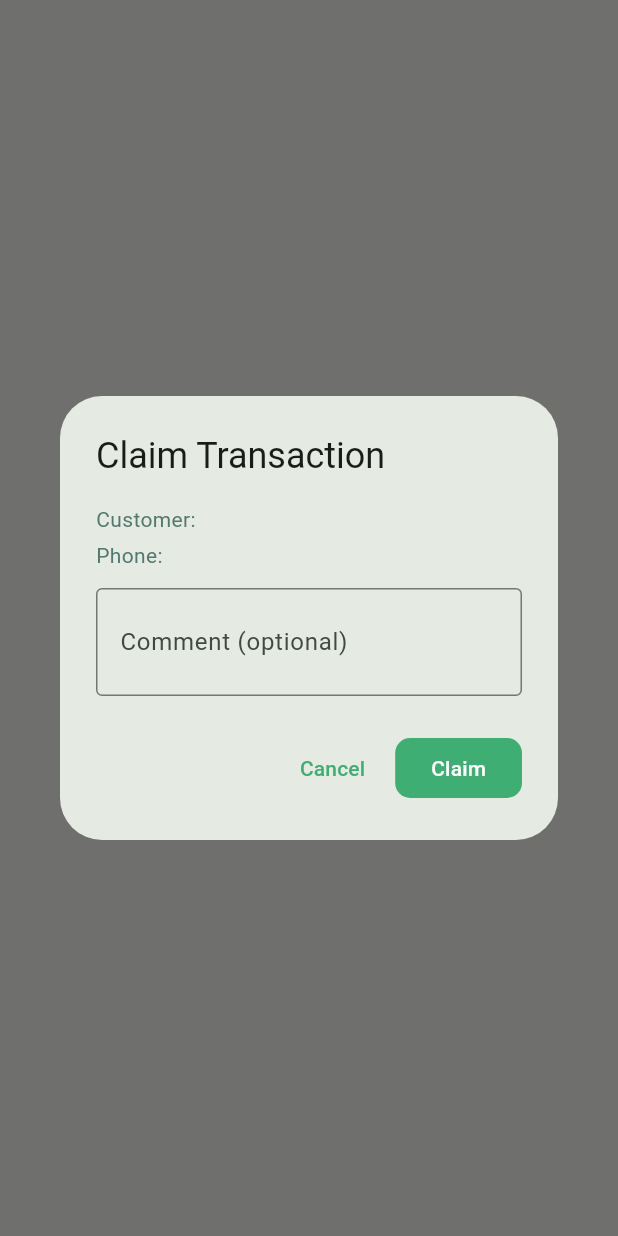
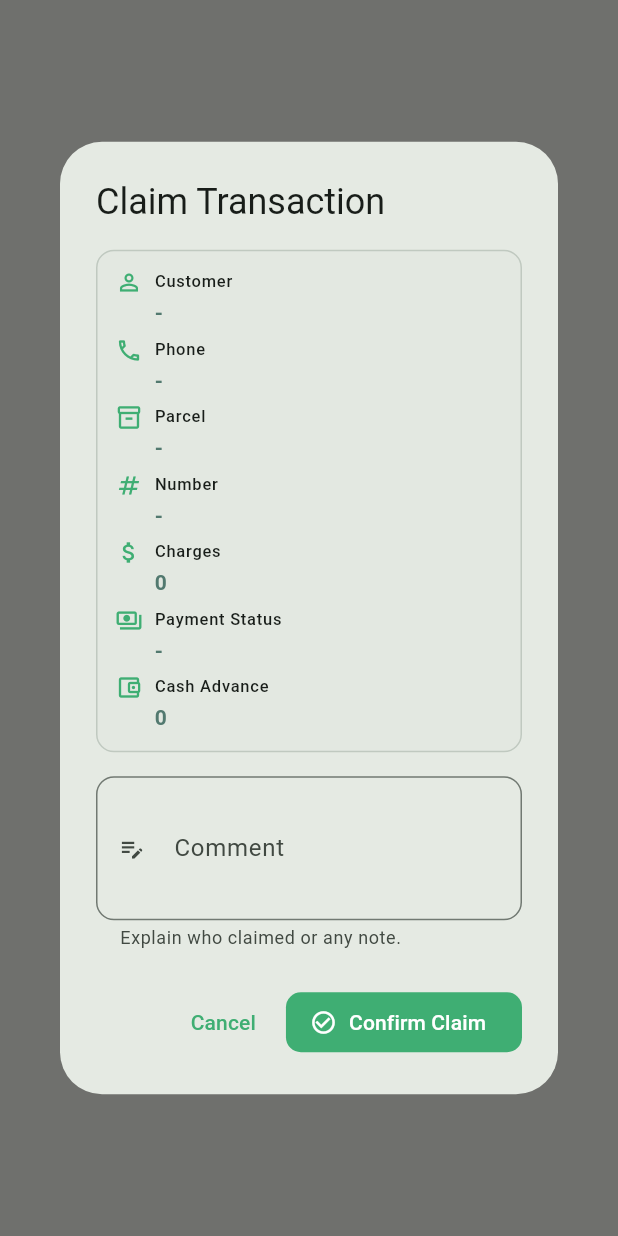
Before and after one commit to n3k00/tkt_pos, a Flutter app: what showClaimTransactionDialog() shows on an empty page, opened directly with empty values, on a phone screen of 412 x 824 dp. Run offline on Flutter 3.47's test engine with Material 3 defaults, Android fonts, the phone set to English and light mode, and no system bars; our stand-ins replace drift, get, get_storage, package_info_plus; missing offline and left inert: file_selector, window_manager; accounts and stored records are empty; generated files the repository leaves out were written again.

Commit message:
add comment dialog and report comment column

```diff
--- a/lib/features/inventory/presentation/dialogs/transaction_dialogs.dart
+++ b/lib/features/inventory/presentation/dialogs/transaction_dialogs.dart
@@ -444,6 +444,7 @@ Future<void> showClaimTransactionDialog(
   DbTransaction t,
 ) async {
   final commentCtrl = TextEditingController();
+  final formKey = GlobalKey<FormState>();
   await showDialog(
     context: context,
     barrierDismissible: false,
@@ -456,25 +457,99 @@ Future<void> showClaimTransactionDialog(
             child: AlertDialog(
               title: const Text('Claim Transaction'),
               content: SizedBox(
-                width: 420,
+                width: 440,
+                child: Form(
+                  key: formKey,
                   child: Column(
                     mainAxisSize: MainAxisSize.min,
                     crossAxisAlignment: CrossAxisAlignment.start,
                     children: [
-                    Text('Customer: ${t.customerName ?? '-'}'),
-                    const SizedBox(height: 4),
-                    Text('Phone: ${t.phone}'),
-                    const SizedBox(height: 12),
+                      Container(
+                        width: double.infinity,
+                        padding: const EdgeInsets.all(12),
+                        decoration: BoxDecoration(
+                          color: Theme.of(ctx)
+                              .colorScheme
+                              .surfaceContainerHighest
+                              .withValues(alpha: 0.4),
+                          borderRadius: BorderRadius.circular(12),
+                          border: Border.all(
+                            color: Theme.of(ctx).colorScheme.outlineVariant,
+                          ),
+                        ),
+                        child: Column(
+                          crossAxisAlignment: CrossAxisAlignment.start,
+                          children: [
+                            _ClaimInfoRow(
+                              icon: Icons.person_outline,
+                              label: 'Customer',
+                              value: t.customerName?.trim().isEmpty ?? true
+                                  ? '-'
+                                  : t.customerName!,
+                            ),
+                            const SizedBox(height: 6),
+                            _ClaimInfoRow(
+                              icon: Icons.phone_outlined,
+                              label: 'Phone',
+                              value: t.phone,
+                            ),
+                            const SizedBox(height: 6),
+                            _ClaimInfoRow(
+                              icon: Icons.inventory_2_outlined,
+                              label: 'Parcel',
+                              value: t.parcelType,
+                            ),
+                            const SizedBox(height: 6),
+                            _ClaimInfoRow(
+                              icon: Icons.numbers,
+                              label: 'Number',
+                              value: t.number,
+                            ),
+                            const SizedBox(height: 6),
+                            _ClaimInfoRow(
+                              icon: Icons.attach_money,
+                              label: 'Charges',
+                              value: Format.money(t.charges),
+                            ),
+                            const SizedBox(height: 6),
+                            _ClaimInfoRow(
+                              icon: Icons.payments_outlined,
+                              label: 'Payment Status',
+                              value: t.paymentStatus,
+                            ),
+                            const SizedBox(height: 6),
+                            _ClaimInfoRow(
+                              icon: Icons.account_balance_wallet_outlined,
+                              label: 'Cash Advance',
+                              value: Format.money(t.cashAdvance),
+                            ),
+                          ],
+                        ),
+                      ),
+                      const SizedBox(height: 16),
                       TextFormField(
                         controller: commentCtrl,
-                      maxLines: 2,
-                      decoration: const InputDecoration(
-                        labelText: 'Comment (optional)',
-                        border: OutlineInputBorder(),
+                        maxLines: 3,
+                        textInputAction: TextInputAction.done,
+                        autovalidateMode: AutovalidateMode.onUserInteraction,
+                        validator: (value) {
+                          if (value == null || value.trim().isEmpty) {
+                            return 'Comment is required';
+                          }
+                          return null;
+                        },
+                        decoration: InputDecoration(
+                          labelText: 'Comment',
+                          helperText: 'Explain who claimed or any note.',
+                          prefixIcon: const Icon(Icons.edit_note_outlined),
+                          border: OutlineInputBorder(
+                            borderRadius: BorderRadius.circular(12),
+                          ),
                           isDense: true,
                         ),
                       ),
                     ],
+                  ),
                 ),
               ),
               actions: [
@@ -482,15 +557,26 @@ Future<void> showClaimTransactionDialog(
                   onPressed: isSubmitting ? null : () => Navigator.of(ctx).pop(),
                   child: const Text('Cancel'),
                 ),
-                ElevatedButton(
+                ElevatedButton.icon(
+                  icon: isSubmitting
+                      ? const SizedBox(
+                          width: 16,
+                          height: 16,
+                          child: CircularProgressIndicator(strokeWidth: 2),
+                        )
+                      : const Icon(Icons.check_circle_outline),
+                  label: const Text('Confirm Claim'),
                   onPressed: isSubmitting
                       ? null
                       : () async {
+                          if (!formKey.currentState!.validate()) {
+                            return;
+                          }
                           setState(() => isSubmitting = true);
                           try {
                             await controller.claimTransaction(
                               tx: t,
-                              comment: commentCtrl.text,
+                              comment: commentCtrl.text.trim(),
                             );
                             // ignore: use_build_context_synchronously
                             Navigator.of(ctx).pop();
@@ -498,13 +584,6 @@ Future<void> showClaimTransactionDialog(
                             if (ctx.mounted) setState(() => isSubmitting = false);
                           }
                         },
-                  child: isSubmitting
-                      ? const SizedBox(
-                          width: 18,
-                          height: 18,
-                          child: CircularProgressIndicator(strokeWidth: 2),
-                        )
-                      : const Text('Claim'),
                 ),
               ],
             ),
@@ -513,6 +592,48 @@ Future<void> showClaimTransactionDialog(
       );
     },
   );
+}
+
+class _ClaimInfoRow extends StatelessWidget {
+  const _ClaimInfoRow({
+    required this.icon,
+    required this.label,
+    required this.value,
+  });
+
+  final IconData icon;
+  final String label;
+  final String value;
+
+  @override
+  Widget build(BuildContext context) {
+    return Row(
+      crossAxisAlignment: CrossAxisAlignment.start,
+      children: [
+        Icon(icon, size: 18, color: Theme.of(context).colorScheme.primary),
+        const SizedBox(width: 8),
+        Expanded(
+          child: Column(
+            crossAxisAlignment: CrossAxisAlignment.start,
+            children: [
+              Text(
+                label,
+                style: Theme.of(context).textTheme.labelSmall,
+              ),
+              const SizedBox(height: 3),
+              Text(
+                value.isEmpty ? '-' : value,
+                style: Theme.of(context)
+                    .textTheme
+                    .bodyMedium
+                    ?.copyWith(fontWeight: FontWeight.w600),
+              ),
+            ],
+          ),
+        ),
+      ],
+    );
+  }
 }
 
 Future<bool?> confirmDeleteTransaction(
--- a/lib/features/reports/presentation/controllers/reports_controller.dart
+++ b/lib/features/reports/presentation/controllers/reports_controller.dart
@@ -39,9 +39,7 @@ class ReportsController extends GetxController {
     final ds = await (db.select(
       db.drivers,
     )..where((d) => d.id.isIn(ids))).get();
-    driverMap
-      ..clear()
-      ..addEntries(ds.map((d) => MapEntry(d.id, d)));
+    driverMap.assignAll({for (final d in ds) d.id: d});
     update();
   }
 
--- a/lib/features/reports/presentation/pages/reports_page.dart
+++ b/lib/features/reports/presentation/pages/reports_page.dart
@@ -213,6 +213,7 @@ class _ReportsTableState extends State<_ReportsTable> {
               DataColumn(label: Center(child: Text(AppString.colCharges))),
               DataColumn(label: Text(AppString.colPaymentStatus)),
               DataColumn(label: Center(child: Text(AppString.colCashAdvance))),
+              DataColumn(label: Text(AppString.colComment)),
             ],
             rows: [
               ...rows.asMap().entries.map((e) {
@@ -245,6 +246,7 @@ class _ReportsTableState extends State<_ReportsTable> {
                         ),
                       ),
                     ),
+                    DataCell(Text(t.comment ?? '-')),
                   ],
                 );
               }),
```
Lines whose indentation alone changed are shown as unchanged.
